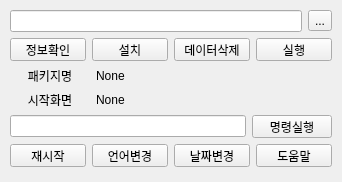
Qt form adb_command.ui (jeongjeongguk/ADB_pyQT5) before a commit.
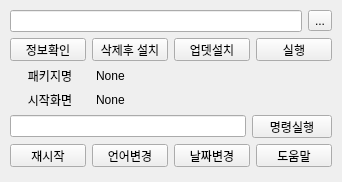
The same form after that commit.

The edit to the form file:
```diff
--- a/adb_command.ui
+++ b/adb_command.ui
@@ -31,7 +31,7 @@
   <property name="windowTitle">
    <string>Form</string>
   </property>
-  <widget class="QWidget" name="">
+  <widget class="QWidget" name="layoutWidget">
    <property name="geometry">
     <rect>
      <x>10</x>
@@ -67,14 +67,14 @@
       <item>
        <widget class="QPushButton" name="pushButton_2">
         <property name="text">
-         <string>설치</string>
+         <string>삭제후 설치</string>
         </property>
        </widget>
       </item>
       <item>
        <widget class="QPushButton" name="pushButton_3">
         <property name="text">
-         <string>데이터삭제</string>
+         <string>업뎃설치</string>
         </property>
        </widget>
       </item>
```
